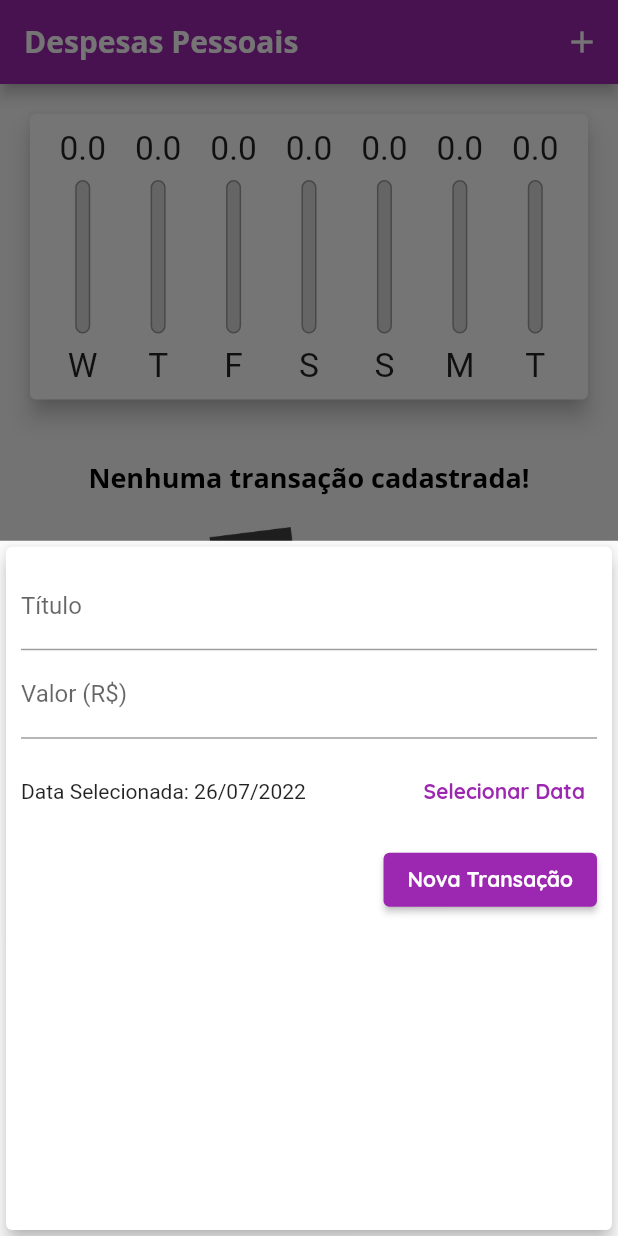
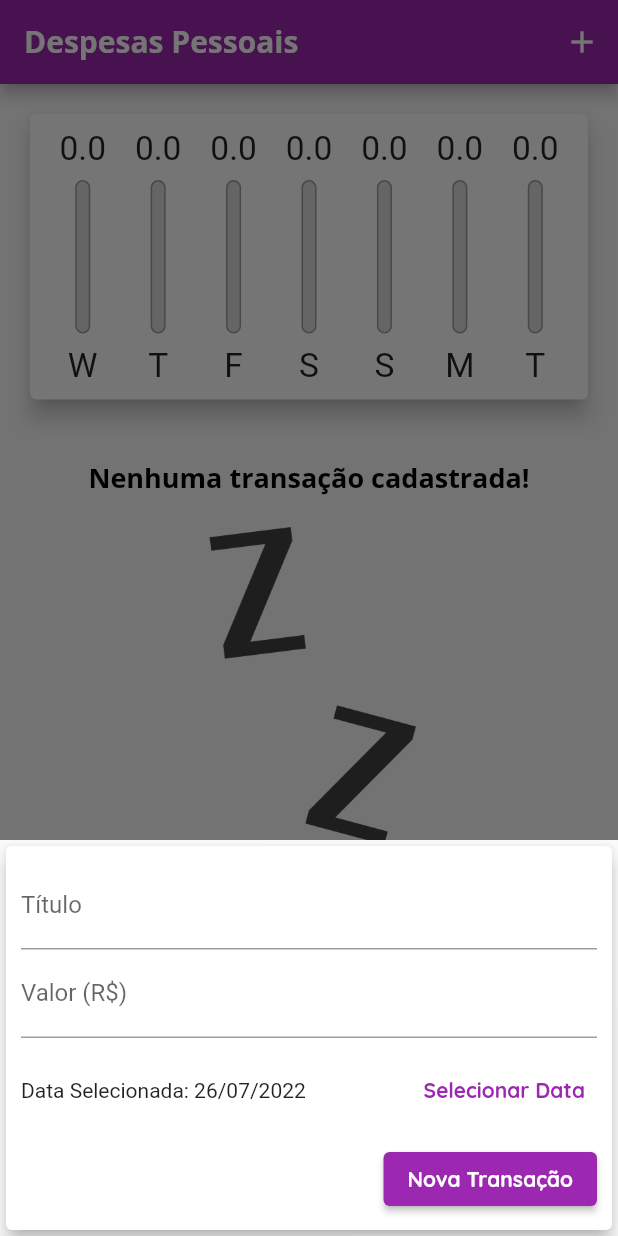
Before and after one commit to mfelicianosousa/Expenses, a Flutter app: the screen it shows after launch, after a tap on the "add" icon, on a phone screen of 412 x 824 dp. Run offline on Flutter 3.47's test engine with Material 2 defaults, Android fonts, the phone set to English and light mode, and no system bars.

Commit message:
Ajustando formulário, aproveitando largura maiores

```diff
--- a/lib/components/transaction_form.dart
+++ b/lib/components/transaction_form.dart
@@ -34,7 +34,6 @@ class _TransactionFormState extends State<TransactionForm> {
       if (pickedDate == null) {
         return;
       }
-
       setState(() {
         _selectedDate = pickedDate;
       });
@@ -43,10 +42,16 @@ class _TransactionFormState extends State<TransactionForm> {
 
   @override
   Widget build(BuildContext context) {
-    return Card(
+    return SingleChildScrollView(
+      child: Card(
         elevation: 5,
         child: Container(
-        margin: EdgeInsets.all(10),
+          margin: EdgeInsets.only(
+            top: 10,
+            right: 10,
+            left: 10,
+            bottom: 10 + MediaQuery.of(context).viewInsets.bottom
+            ),
           child: Column(
             children: <Widget>[
               TextField(
@@ -104,6 +109,7 @@ class _TransactionFormState extends State<TransactionForm> {
             ],
           ),
         ),
+      ),
     );
   }
 }
--- a/lib/main.dart
+++ b/lib/main.dart
@@ -139,12 +139,12 @@ class _MyHomePageState extends State<MyHomePage> {
             //   ),
             if (_showChart || !isLandscape)
               Container(
-                height: availableHeight * (isLandscape ? 0.7 : 0.30),
+                height: availableHeight * (isLandscape ? 0.8 : 0.30),
                 child: Chart(_recentTransactions),
               ),
             if (!_showChart || !isLandscape)
               Container(
-                height: availableHeight * 0.70,
+                height: availableHeight * (isLandscape ? 1 : 0.70),
                 child: TransactionList(_transactions, _removeTransaction),
               ),
           ],
```
Also changed, not shown: lib/components/transaction_list.dart (+11 -4 lines). Lines whose indentation alone changed are shown as unchanged.
